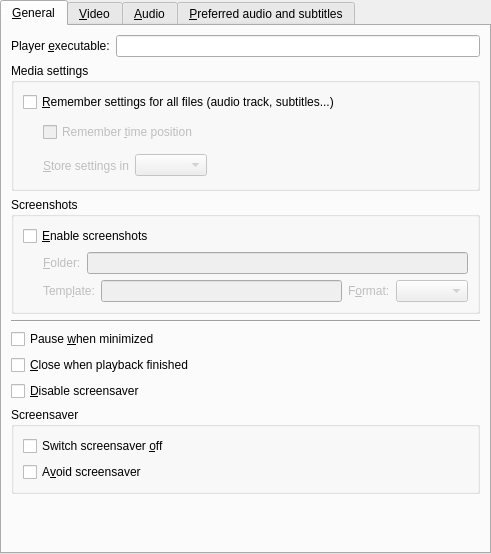
Before: the Qt Designer form src/gui/pref/general.ui in wilbert2000/wzplayer, drawn with Qt 5.
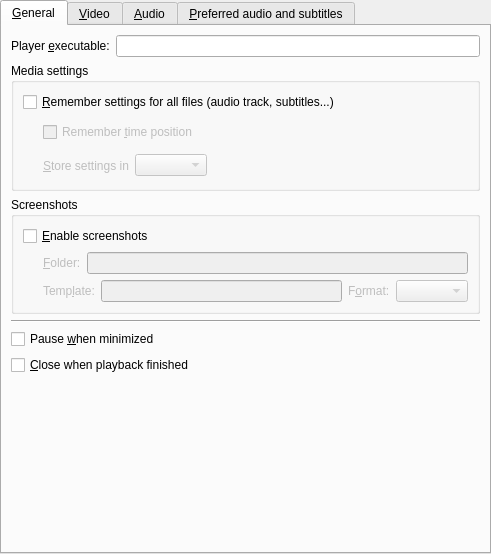
After: the same form once the commit is applied. Custom widgets are drawn as their Qt base class.

Commit message: Always disable screen saver

What changed in the file:
```diff
--- a/src/gui/pref/general.ui
+++ b/src/gui/pref/general.ui
@@ -276,36 +276,6 @@
          </property>
         </widget>
        </item>
-       <item>
-        <widget class="QCheckBox" name="screensaver_check">
-         <property name="text">
-          <string>&amp;Disable screensaver</string>
-         </property>
-        </widget>
-       </item>
-       <item>
-        <widget class="QGroupBox" name="screensaver_group">
-         <property name="title">
-          <string>Screensaver</string>
-         </property>
-         <layout class="QVBoxLayout">
-          <item>
-           <widget class="QCheckBox" name="turn_screensaver_off_check">
-            <property name="text">
-             <string>Switch screensaver &amp;off</string>
-            </property>
-           </widget>
-          </item>
-          <item>
-           <widget class="QCheckBox" name="avoid_screensaver_check">
-            <property name="text">
-             <string>A&amp;void screensaver</string>
-            </property>
-           </widget>
-          </item>
-         </layout>
-        </widget>
-       </item>
        <item>
         <spacer>
          <property name="orientation">
```
Left out of the diff: 3 changed lines with no effect on the pictures. The commit also changes 11 other files.
